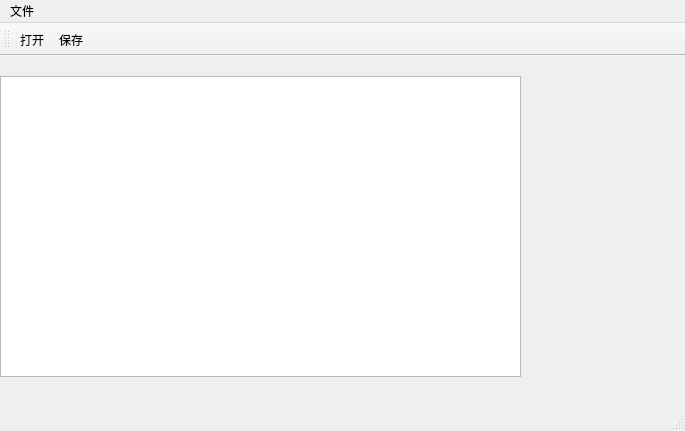
QZero233/QTHospitalManager, file mainwindow.ui: the form before one commit.
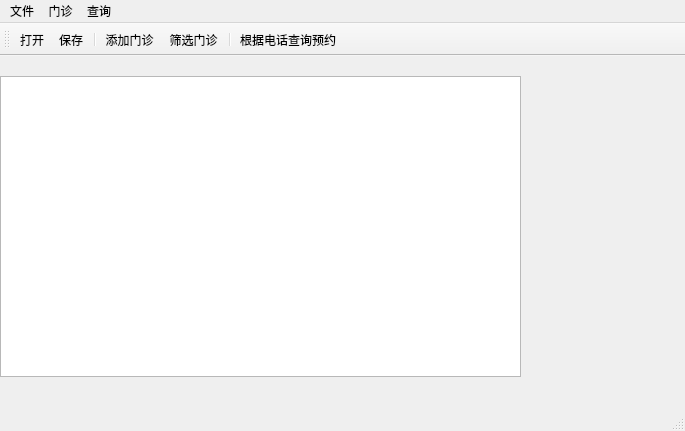
The form after the commit.

What changed in the file:
```diff
--- a/mainwindow.ui
+++ b/mainwindow.ui
@@ -41,7 +41,22 @@
     <addaction name="actionOpen"/>
     <addaction name="actionSave"/>
    </widget>
+   <widget class="QMenu" name="menu_2">
+    <property name="title">
+     <string>门诊</string>
+    </property>
+    <addaction name="actionAdd"/>
+    <addaction name="actionSelectDepartment"/>
+   </widget>
+   <widget class="QMenu" name="menu_3">
+    <property name="title">
+     <string>查询</string>
+    </property>
+    <addaction name="actionSearchByTel"/>
+   </widget>
    <addaction name="menu"/>
+   <addaction name="menu_2"/>
+   <addaction name="menu_3"/>
   </widget>
   <widget class="QStatusBar" name="statusbar"/>
   <widget class="QToolBar" name="toolBar">
@@ -56,6 +71,11 @@
    </attribute>
    <addaction name="actionOpen"/>
    <addaction name="actionSave"/>
+   <addaction name="separator"/>
+   <addaction name="actionAdd"/>
+   <addaction name="actionSelectDepartment"/>
+   <addaction name="separator"/>
+   <addaction name="actionSearchByTel"/>
   </widget>
   <action name="actionOpen">
    <property name="text">
@@ -67,6 +87,21 @@
     <string>保存</string>
    </property>
   </action>
+  <action name="actionAdd">
+   <property name="text">
+    <string>添加门诊</string>
+   </property>
+  </action>
+  <action name="actionSearchByTel">
+   <property name="text">
+    <string>根据电话查询预约</string>
+   </property>
+  </action>
+  <action name="actionSelectDepartment">
+   <property name="text">
+    <string>筛选门诊</string>
+   </property>
+  </action>
  </widget>
  <resources/>
  <connections/>
```
